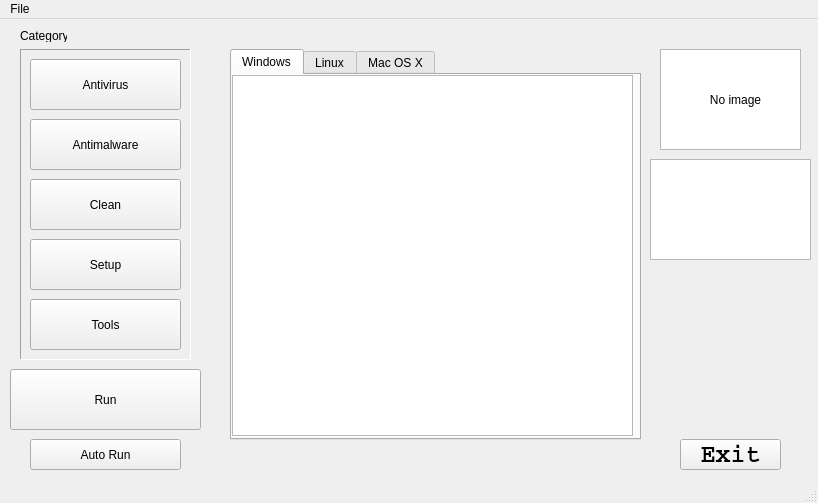
Old version of the form Arcadia6.ui in the repository JohnClark1337/Arcadia6.
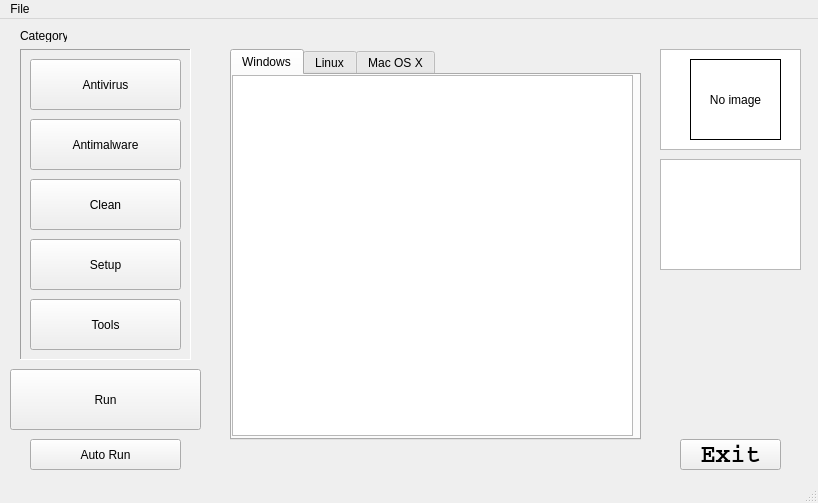
New version of the form. Icons and pictures are not drawn.

What changed in the file:
```diff
--- a/Arcadia6.ui
+++ b/Arcadia6.ui
@@ -209,16 +209,6 @@
      <bool>false</bool>
     </property>
    </widget>
-   <widget class="QListView" name="listView">
-    <property name="geometry">
-     <rect>
-      <x>650</x>
-      <y>140</y>
-      <width>161</width>
-      <height>101</height>
-     </rect>
-    </property>
-   </widget>
    <widget class="QPushButton" name="btnExit">
     <property name="geometry">
      <rect>
@@ -249,6 +239,9 @@
       <height>81</height>
      </rect>
     </property>
+    <property name="frameShape">
+     <enum>QFrame::Box</enum>
+    </property>
     <property name="text">
      <string>No image</string>
     </property>
@@ -256,6 +249,19 @@
      <set>Qt::AlignCenter</set>
     </property>
    </widget>
+   <widget class="QTextBrowser" name="txtDescription">
+    <property name="geometry">
+     <rect>
+      <x>660</x>
+      <y>140</y>
+      <width>141</width>
+      <height>111</height>
+     </rect>
+    </property>
+    <property name="focusPolicy">
+     <enum>Qt::NoFocus</enum>
+    </property>
+   </widget>
   </widget>
   <widget class="QMenuBar" name="menubar">
    <property name="geometry">
```
Left out of the diff: 59 changed lines with no effect on the pictures.
